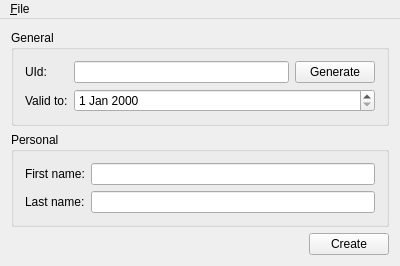
Qt form 1stparty/license creator/mainwindow.ui (martin-kudlicka/vocabulary-master) before a commit.
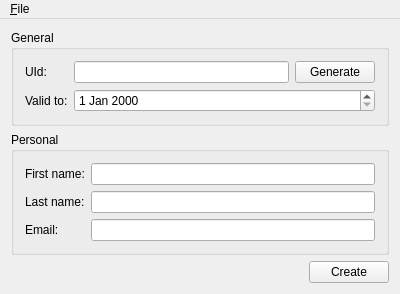
The same form after that commit.

Commit message: + email included in license

Patch:
```diff
--- a/1stparty/license creator/mainwindow.ui
+++ b/1stparty/license creator/mainwindow.ui
@@ -7,7 +7,7 @@
     <x>0</x>
     <y>0</y>
     <width>400</width>
-    <height>239</height>
+    <height>265</height>
    </rect>
   </property>
   <property name="windowTitle">
@@ -84,6 +84,16 @@
        <item row="1" column="1">
         <widget class="QLineEdit" name="qleLastName"/>
        </item>
+       <item row="2" column="0">
+        <widget class="QLabel" name="label_5">
+         <property name="text">
+          <string>Email:</string>
+         </property>
+        </widget>
+       </item>
+       <item row="2" column="1">
+        <widget class="QLineEdit" name="qleEmail"/>
+       </item>
       </layout>
      </widget>
     </item>
```
The commit also changes 5 other files.
